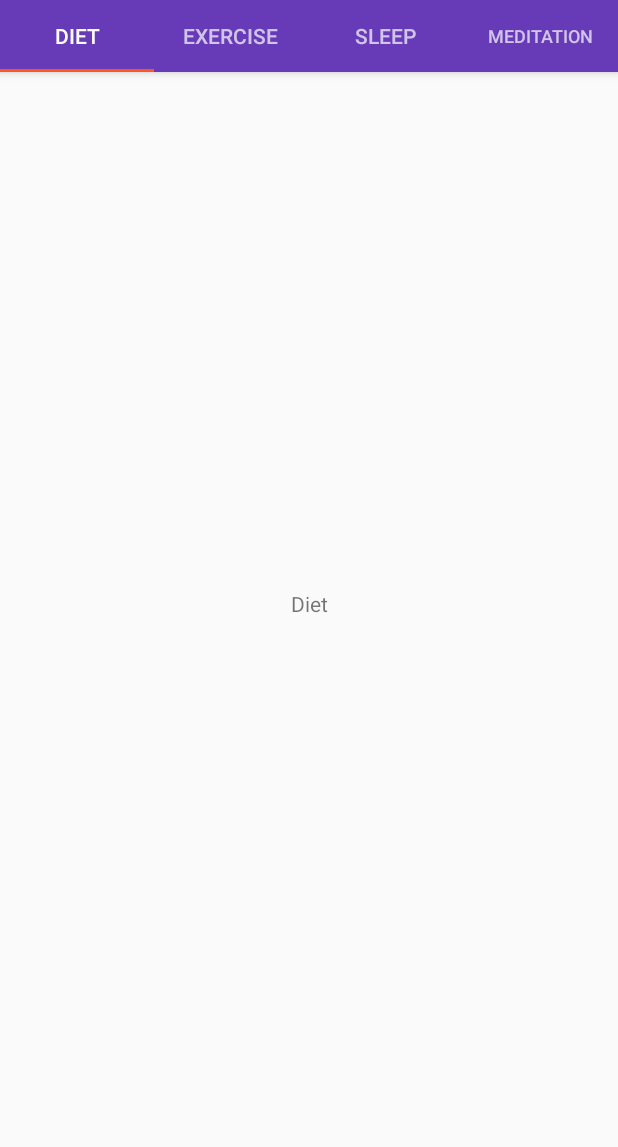
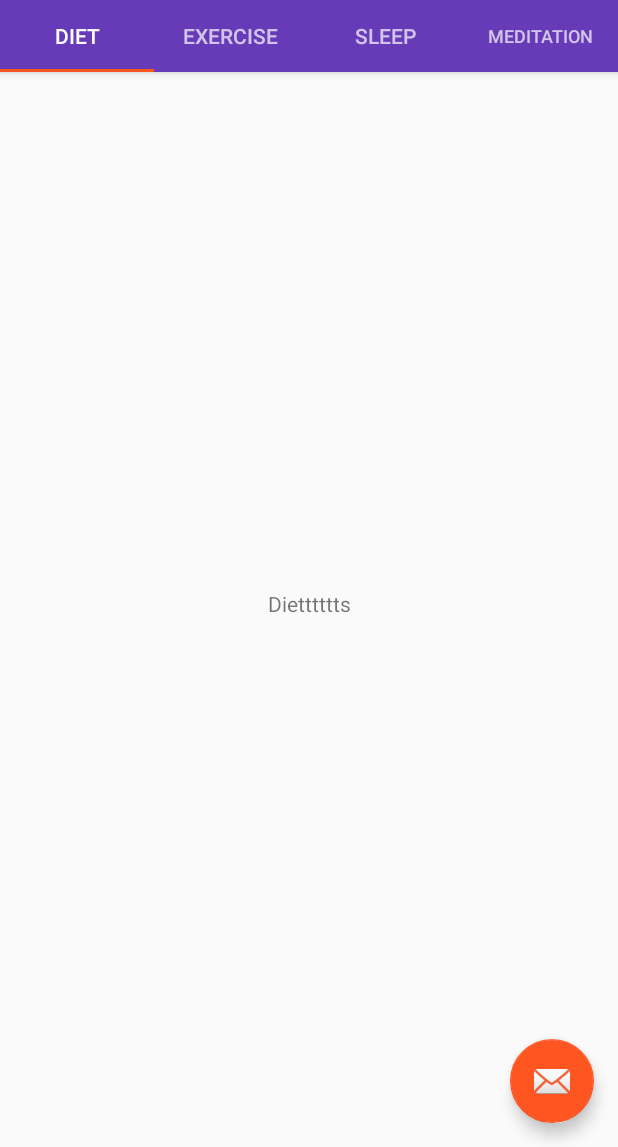
Before and after one commit to abhinavsaxena99/FitMate, an Android app: the screen it shows after launch (MainActivity), on a phone screen of 412 x 824 dp, the part 89-1236 px from its top. Run offline under Robolectric (Android 15) with nearby library versions, the phone set to English and light mode, and no system bars; our stand-ins replace Firebase (no records; nobody signed in at launch, a user with empty details on screens opened directly).

Commit message:
DIetssss

```diff
--- a/app/build.gradle
+++ b/app/build.gradle
@@ -30,6 +30,6 @@
     testImplementation 'junit:junit:4.12'
     androidTestImplementation 'androidx.test:runner:1.2.0'
     androidTestImplementation 'androidx.test.espresso:espresso-core:3.2.0'
-    implementation 'com.google.firebase:firebase-auth:17.0.0'
+    implementation 'com.google.firebase:firebase-auth:19.0.0'
     implementation 'com.google.android.gms:play-services-auth:17.0.0'
 }
--- a/app/src/main/java/com/example/fitmate/MainActivity.java
+++ b/app/src/main/java/com/example/fitmate/MainActivity.java
@@ -31,6 +31,15 @@
         TabLayout tabs = findViewById(R.id.tabs);
         tabs.setupWithViewPager(viewPager);
 
+        FloatingActionButton fab = findViewById(R.id.fab);
+
+        fab.setOnClickListener(new View.OnClickListener() {
+            @Override
+            public void onClick(View view) {
+                Snackbar.make(view, "Replace with your own action", Snackbar.LENGTH_LONG)
+                        .setAction("Action", null).show();
+            }
+        });
 
     }
 
--- a/app/src/main/res/layout/activity_main.xml
+++ b/app/src/main/res/layout/activity_main.xml
@@ -28,6 +28,15 @@
             android:background="?attr/colorPrimary" />
     </com.google.android.material.appbar.AppBarLayout>
 
+
+    <com.google.android.material.floatingactionbutton.FloatingActionButton
+        android:id="@+id/fab"
+        android:layout_width="wrap_content"
+        android:layout_height="wrap_content"
+        android:layout_gravity="bottom|end"
+        android:layout_margin="@dimen/fab_margin"
+        app:srcCompat="@android:drawable/ic_dialog_email" />
+
     <androidx.viewpager.widget.ViewPager
         android:id="@+id/view_pager"
         android:layout_width="match_parent"
--- a/app/src/main/res/layout/diet.xml
+++ b/app/src/main/res/layout/diet.xml
@@ -5,7 +5,7 @@
     android:id="@+id/constraintLayout"
     android:layout_width="match_parent"
     android:layout_height="match_parent"
-    tools:context=".ui.main.PlaceholderFragment">
+    >
 
     <!--<TextView-->
         <!--android:id="@+id/section_label"-->
@@ -27,7 +27,7 @@
         android:layout_marginStart="8dp"
         android:layout_marginEnd="8dp"
         android:layout_marginBottom="8dp"
-        android:text="Diet"
+        android:text="Dietttttts"
         app:layout_constraintBottom_toBottomOf="parent"
         app:layout_constraintEnd_toEndOf="parent"
         app:layout_constraintStart_toStartOf="parent"
--- a/app/src/main/res/layout/exercise.xml
+++ b/app/src/main/res/layout/exercise.xml
@@ -5,7 +5,7 @@
     android:id="@+id/constraintLayout"
     android:layout_width="match_parent"
     android:layout_height="match_parent"
-    tools:context=".ui.main.PlaceholderFragment">
+    >
 
     <!--<TextView-->
         <!--android:id="@+id/section_label"-->
--- a/app/src/main/res/layout/meditation.xml
+++ b/app/src/main/res/layout/meditation.xml
@@ -5,7 +5,7 @@
     android:id="@+id/constraintLayout"
     android:layout_width="match_parent"
     android:layout_height="match_parent"
-    tools:context=".ui.main.PlaceholderFragment">
+    >
 
     <!--<TextView-->
         <!--android:id="@+id/section_label"-->
--- a/app/src/main/res/layout/sleep.xml
+++ b/app/src/main/res/layout/sleep.xml
@@ -5,7 +5,7 @@
     android:id="@+id/constraintLayout"
     android:layout_width="match_parent"
     android:layout_height="match_parent"
-    tools:context=".ui.main.PlaceholderFragment">
+    >
 
     <!--<TextView-->
         <!--android:id="@+id/section_label"-->
```
